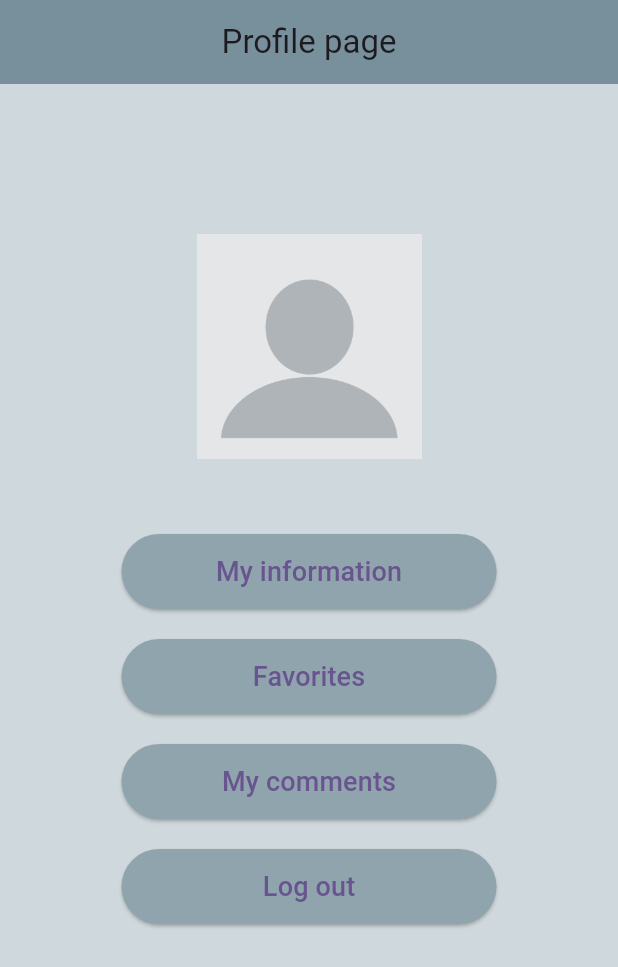
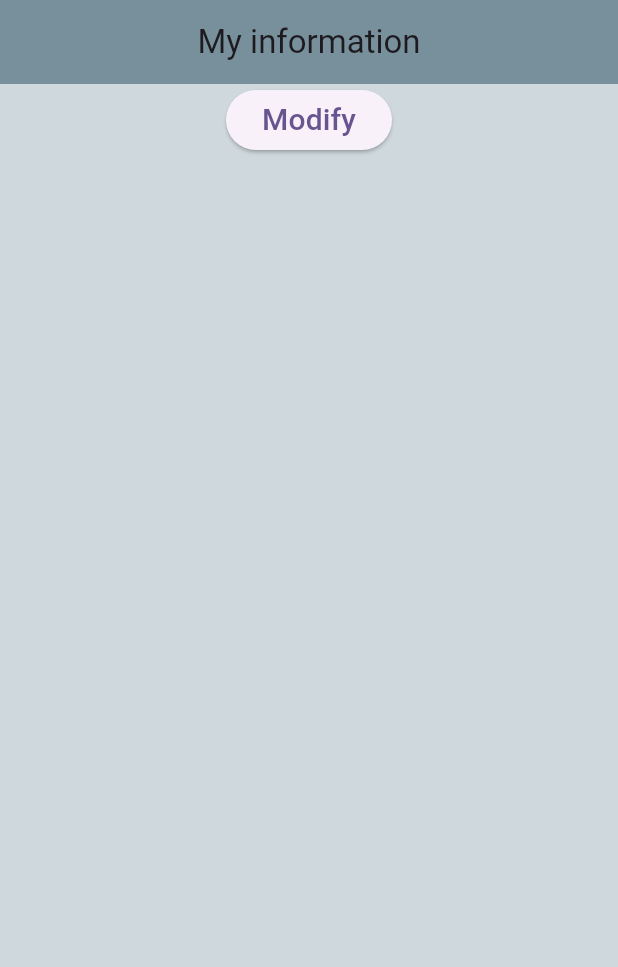
Before and after one commit to mariamAbdelshafi/savespot_project, a Flutter app: the screen it shows after launch, on a phone screen of 412 x 824 dp. Shown: the top 967 px of the screen. Run offline on Flutter 3.47's test engine with Material 3 defaults, Android fonts, the phone set to English and light mode, and no system bars.

Commit message:
info-page-1

```diff
--- a/lib/main.dart
+++ b/lib/main.dart
@@ -15,7 +15,7 @@ class MyApp extends StatelessWidget {
       theme: ThemeData(
         colorScheme: ColorScheme.fromSeed(seedColor: Colors.deepPurple),
       ),
-      home: ProfilePage(),
+      home: InformationPage(),
     );
   }
 }
@@ -303,3 +303,41 @@ class ProfilePage extends StatelessWidget{
     );
   }
 }
+
+
+class InformationPage extends StatefulWidget{
+  const InformationPage({super.key});
+
+  @override
+  State<InformationPage> createState() => _InformationPageState();
+}
+
+class _InformationPageState extends State<InformationPage> {
+  @override
+  Widget build(BuildContext context) {
+    return Scaffold(
+        backgroundColor: Colors.blueGrey[100],
+        appBar: AppBar(
+          backgroundColor: Colors.blueGrey[400],
+          title: Center(
+              child: Text('My information')),
+        ),
+        body: Center(
+          child: Column(
+            children: [
+              ElevatedButton(
+                  onPressed: () {
+                    //modify the info
+                  },
+                  child: Text('Modify',
+                    style: TextStyle(
+                      fontSize: 20,
+                    ),
+                  )
+              )
+            ],
+          ),
+        )
+    );
+  }
+}
```
